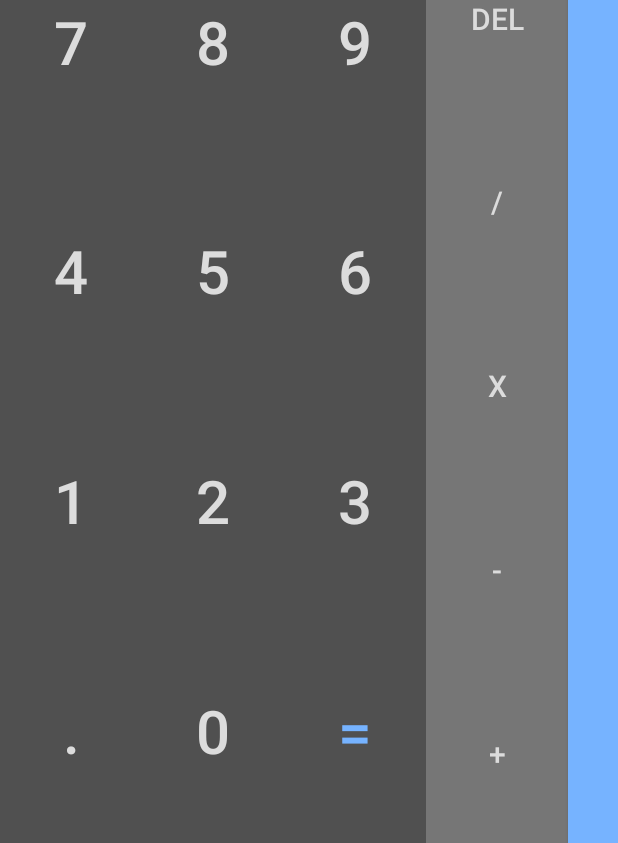
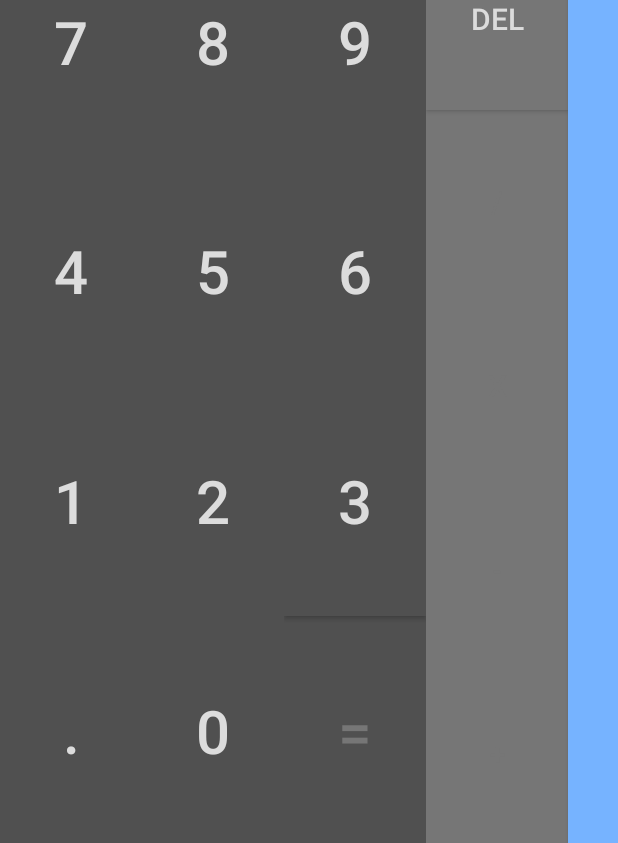
Before and after one commit to rusili56/Scientific_Calculator, an Android app: the screen it shows after launch (MainActivity), after a tap on an icon or button, on a phone screen of 412 x 824 dp. Shown: the part 390-1233 px from the top of the screen. Run offline under Robolectric (Android 15) with nearby library versions, the phone set to English and light mode, and no system bars.

Commit message:
small changes

```diff
--- a/app/src/main/java/nyc/c4q/rusili/scientific_calculator/MainActivity.java
+++ b/app/src/main/java/nyc/c4q/rusili/scientific_calculator/MainActivity.java
@@ -2,6 +2,7 @@ package nyc.c4q.rusili.scientific_calculator;
 
 import android.content.Context;
 import android.content.Intent;
+import android.graphics.Color;
 import android.os.Bundle;
 import android.support.v7.app.AppCompatActivity;
 import android.util.Log;
@@ -37,6 +38,8 @@ public class MainActivity extends AppCompatActivity {
         sNumber1 = sNumber2 = sAnswer = sDisplay = sDisplay2 = "";
         tvMain.setText(sDisplay);
         tvHistory.setText(sDisplay2);
+        this.cantClickOP();
+        this.canClickEquals();
     }
 
     public void clear() {
@@ -45,7 +48,7 @@ public class MainActivity extends AppCompatActivity {
     }
 
     public void addValue(int input) {
-        sDisplay = Integer.toString(input);
+        sDisplay += Integer.toString(input);
         tvMain.setText(sDisplay);
         sDisplay2 += input;
         tvHistory.setText(sDisplay2);
@@ -68,6 +71,8 @@ public class MainActivity extends AppCompatActivity {
         Button b = (Button)v;
         int i = Integer.parseInt(b.getText().toString());
         addValue(i);
+        this.canClickOP();
+        this.canClickEquals();
     }
 
     public void onClickUtil(View v) {
@@ -112,6 +117,7 @@ public class MainActivity extends AppCompatActivity {
                 tvHistory.setText(sDisplay2);
 
                 scroll.fullScroll(HorizontalScrollView.FOCUS_RIGHT);
+                this.canClickOP();
                 break;
         }
     }
@@ -145,7 +151,71 @@ public class MainActivity extends AppCompatActivity {
                 sDisplay2 += " / ";
                 break;
         }
+        this.cantClickOP();
+        this.cantClickEquals();;
         tvHistory.setText(sDisplay2);
+    }
+
+    public void cantClickOP(){
+        Button temp = (Button) findViewById(R.id.buttonplus);
+        temp.setClickable(false);
+        temp.setFocusable(false);
+        temp.setEnabled(false);
+        temp.setTextColor(Color.parseColor("#767676"));
+        temp = (Button) findViewById(R.id.buttonminus);
+        temp.setClickable(false);
+        temp.setFocusable(false);
+        temp.setEnabled(false);
+        temp.setTextColor(Color.parseColor("#767676"));
+        temp = (Button) findViewById(R.id.buttonmultiply);
+        temp.setClickable(false);
+        temp.setFocusable(false);
+        temp.setEnabled(false);
+        temp.setTextColor(Color.parseColor("#767676"));
+        temp = (Button) findViewById(R.id.buttondivide);
+        temp.setClickable(false);
+        temp.setFocusable(false);
+        temp.setEnabled(false);
+        temp.setTextColor(Color.parseColor("#767676"));
+    }
+
+    public void canClickOP(){
+        Button temp = (Button) findViewById(R.id.buttonplus);
+        temp.setClickable(true);
+        temp.setFocusable(true);
+        temp.setEnabled(true);
+        temp.setTextColor(Color.parseColor("#dcdcdc"));
+        temp = (Button) findViewById(R.id.buttonminus);
+        temp.setClickable(true);
+        temp.setFocusable(true);
+        temp.setEnabled(true);
+        temp.setTextColor(Color.parseColor("#dcdcdc"));
+        temp = (Button) findViewById(R.id.buttonmultiply);
+        temp.setClickable(true);
+        temp.setFocusable(true);
+        temp.setEnabled(true);
+        temp.setTextColor(Color.parseColor("#dcdcdc"));
+        temp = (Button) findViewById(R.id.buttondivide);
+        temp.setClickable(true);
+        temp.setFocusable(true);
+        temp.setEnabled(true);
+        temp.setTextColor(Color.parseColor("#dcdcdc"));
+    }
+
+    public void cantClickEquals(){
+        Button temp = (Button) findViewById(R.id.buttonequals);
+        temp.setClickable(false);
+        temp.setFocusable(false);
+        temp.setEnabled(false);
+        temp.setTextColor(Color.parseColor("#767676"));
+    }
+
+    public void canClickEquals(){
+        Button temp = (Button) findViewById(R.id.buttonequals);
+        temp.setClickable(true);
+        temp.setFocusable(true);
+        temp.setEnabled(true);
+        temp.setTextColor(Color.parseColor("#76B3FF"));
     }
 
     private void launchKeyPad(Context context){
```
